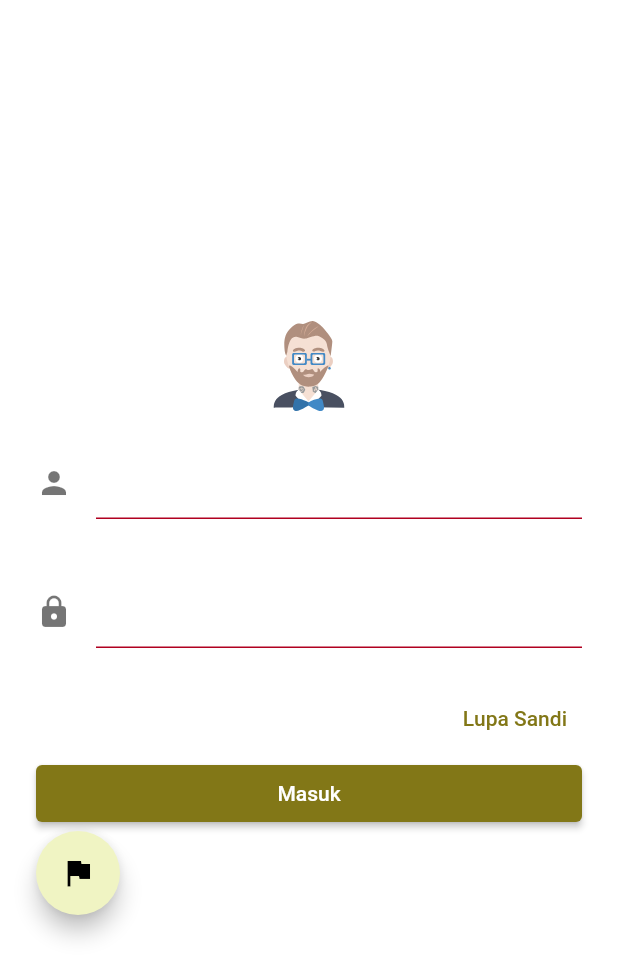
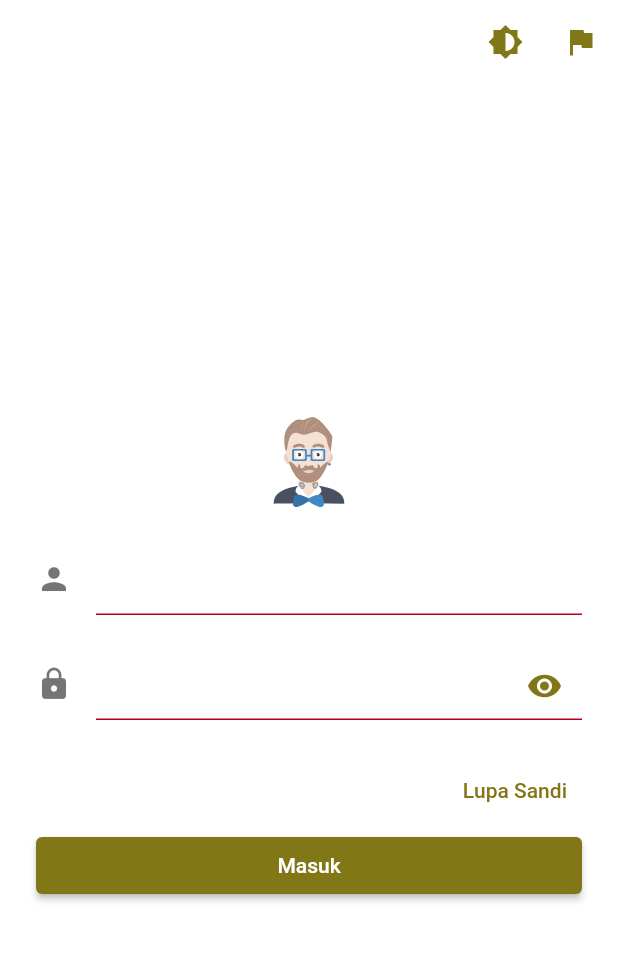
Before and after one commit to bhangun/kutilang-example, a Flutter app: the screen it shows after launch, on a phone screen of 412 x 824 dp. Shown: the top 978 px of the screen. Run offline on Flutter 3.47's test engine with Material 2 defaults, Android fonts, the phone set to English and light mode, and no system bars; our stand-ins replace another_flushbar, bloc, connectivity, dio, equatable, flutter_bloc and 5 more; missing offline and left inert: biometric_storage, f_logs, xxtea; accounts and stored records are empty.

Commit message:
auth & textfield

```diff
--- a/lib/pages/login.dart
+++ b/lib/pages/login.dart
@@ -1,7 +1,9 @@
+import 'package:f_logs/f_logs.dart';
 import 'package:flutter/material.dart';
 import 'package:flutter_bloc/flutter_bloc.dart';
 import 'package:flutter_svg/svg.dart';
 import 'package:kutilang_example/bloc/app_bloc/app.dart';
+import 'package:kutilang_example/bloc/auth_bloc/auth.dart';
 
 import 'package:kutilang_example/bloc/auth_bloc/auth_bloc.dart';
 import 'package:kutilang_example/bloc/auth_bloc/auth_event.dart';
@@ -11,10 +13,10 @@ import 'package:kutilang_example/generated/i18n.dart';
 import 'package:kutilang_example/generated/localization.dart';
 import 'package:kutilang_example/layout/mobile.dart';
 import 'package:kutilang_example/bloc/theme_cubit.dart';
+import 'package:kutilang_example/services/apps_routes.dart';
+import 'package:kutilang_example/services/navigation.dart';
 
 import '../utils/config.dart';
-import '../widgets/empty_app_bar_widget.dart';
-
 import '../widgets/textfield_widget.dart';
 
 class LoginScreen extends StatefulWidget {
@@ -32,6 +34,10 @@ class _Loginpagestate extends State<LoginScreen> {
 
   //form key
   final _formKey = GlobalKey<FormState>();
+
+  bool _isEyeOpen = true;
+
+  bool _isObscure = true;
 
   @override
   void initState() {
@@ -59,17 +65,38 @@ class _Loginpagestate extends State<LoginScreen> {
 
   @override
   Widget build(BuildContext context) {
-    return Scaffold(
-        primary: true,
-        appBar: EmptyAppBar(),
-        body: BlocBuilder<AppBloc, AppState>(
-          builder: (_, state) {
-            return _buildBody(context);
-          },
-        ));
+    return BlocListener<AuthBloc, AuthState>(
+        listener: (context, state) {
+          FLog.info(text: state.toString());
+          if (state.isAuthenticated) {
+            NavigationServices.navigateTo(AppsRoutes.home);
+          } else if (state.failure)
+            _showModal('failure');
+          else
+            _showModal('wrong');
+        },
+        child: Scaffold(
+            primary: true,
+            appBar: AppBar(
+                backgroundColor: Theme.of(context).scaffoldBackgroundColor,
+                elevation: 0,
+                actions: [
+                  IconButton(
+                    color: Theme.of(context).buttonColor,
+                    icon: Icon(Icons.brightness_6),
+                    onPressed: () => context.read<ThemeCubit>().toggleTheme(),
+                  ),
+                  IconButton(
+                    color: Theme.of(context).buttonColor,
+                    icon: Icon(Icons.flag),
+                    onPressed: () =>
+                        context.read<LocaleCubit>().switchLocale('EN'),
+                  ),
+                ]),
+            body: _body(context)));
   }
 
-  Material _buildBody(BuildContext context) {
+  Material _body(BuildContext context) {
     return Material(
         key: _formKey,
         child: MobileLayout(
@@ -84,20 +111,10 @@ class _Loginpagestate extends State<LoginScreen> {
                 height: 60,
               ),
               SizedBox(height: 24.0),
-              _buildUserIdField(),
-              _buildPasswordField(),
-              _buildForgotPasswordButton(),
-              _buildSignInButton(),
-              Row(children: [
-               /*  FloatingActionButton(
-                  child: const Icon(Icons.brightness_6),
-                  onPressed: () => context.read<ThemeCubit>().toggleTheme(),
-                ), */
-                FloatingActionButton(
-                    child: const Icon(Icons.flag), onPressed: () => showModal()
-                    //context.read<LocaleCubit>().switchLocale('EN'),
-                    ),
-              ]),
+              _userIdField(),
+              _passwordField(),
+              _forgotPasswordButton(),
+              _signInButton(),
             ],
           ),
           leftChild: SizedBox.expand(
@@ -110,7 +127,7 @@ class _Loginpagestate extends State<LoginScreen> {
         ));
   }
 
-  Widget _buildUserIdField() => TextFieldWidget(
+  Widget _userIdField() => TextFieldWidget(
         // hint: S.of(context)!.email,
         inputType: TextInputType.emailAddress,
         icon: Icons.person,
@@ -123,29 +140,39 @@ class _Loginpagestate extends State<LoginScreen> {
         errorText: context.read<AuthBloc>().userMessage,
       );
 
-  Widget _buildPasswordField() => TextFieldWidget(
+  Widget _passwordField() => TextFieldWidget(
         //hint: S.of(context)!.password,
-        isObscure: true,
+        isObscure: _isObscure,
         padding: EdgeInsets.only(top: 16.0),
         icon: Icons.lock,
         iconColor: Colors.black54,
         textController: _passwordController,
         focusNode: _passwordFocusNode,
         errorText: context.read<AuthBloc>().passwordMessage,
+        onEyePressed: () => _onEyePressed(),
+        isEyeOpen: _isEyeOpen,
+        showEye: true,
       );
 
-  Widget _buildForgotPasswordButton() => Align(
+  Widget _forgotPasswordButton() => Align(
       alignment: FractionalOffset.centerRight,
       child: TextButton(
           key: Key('user_forgot_password'),
           child: Text(AppLocalizations.of(context)!.forgotPassword!),
           onPressed: () => context.read<AuthBloc>().forgotPassword()));
 
-  Widget _buildSignInButton() => ElevatedButton(
+  Widget _signInButton() => ElevatedButton(
         key: Key('user_sign_button'),
         onPressed: () => context.read<AuthBloc>().add(LoginButtonPressed()),
         child: Text(AppLocalizations.of(context)!.sign_in!),
       );
+
+  _onEyePressed() {
+    setState(() {
+      _isEyeOpen = _isEyeOpen ? false : true;
+      _isObscure = _isEyeOpen ? true : false;
+    });
+  }
 
   showModal() {
     showModalBottomSheet<void>(
@@ -167,4 +194,25 @@ class _Loginpagestate extends State<LoginScreen> {
           );
         });
   }
+
+  _showModal(text) {
+    return ScaffoldMessenger.of(context).showSnackBar(SnackBar(
+      action: SnackBarAction(
+        label: 'Action',
+        onPressed: () {
+          // Code to execute.
+        },
+      ),
+      content: Text(text),
+      duration: Duration(milliseconds: 1500),
+      width: 280.0, // Width of the SnackBar.
+      padding: EdgeInsets.symmetric(
+        horizontal: 8.0, // Inner padding for SnackBar content.
+      ),
+      behavior: SnackBarBehavior.floating,
+      shape: RoundedRectangleBorder(
+        borderRadius: BorderRadius.circular(10.0),
+      ),
+    ));
+  }
 }
--- a/lib/services/network/rest_services.dart
+++ b/lib/services/network/rest_services.dart
@@ -1,4 +1,5 @@
 import 'package:dio/dio.dart';
+import 'package:f_logs/f_logs.dart';
 // import 'package:f_logs/f_logs.dart';
 import 'package:kutilang_example/services/local/local_storage.dart';
 import 'package:kutilang_example/utils/config.dart';
@@ -55,7 +56,7 @@ class RestServices {
   static Future<dynamic> post(String uri, dynamic data) async {
     // try {
     final Response response = await _dio.post(uri, data: data);
-    //  FLog.info(text: uri + response.data);
+     FLog.info(text: uri + response.data);
     return response.data;
     /*  } catch (e) {
       FLog.error(text: e.toString());
--- a/lib/widgets/textfield_widget.dart
+++ b/lib/widgets/textfield_widget.dart
@@ -1,4 +1,5 @@
 import 'package:flutter/material.dart';
+import 'package:flutter/services.dart';
 
 class TextFieldWidget extends StatelessWidget {
   final IconData? icon;
@@ -15,6 +16,9 @@ class TextFieldWidget extends StatelessWidget {
   final ValueChanged? onFieldSubmitted;
   final bool autoFocus;
   final TextInputAction? inputAction;
+  final VoidCallback? onEyePressed;
+  final bool? isEyeOpen;
+  final bool showEye;
 
   const TextFieldWidget({
     // Key key,
@@ -32,13 +36,16 @@ class TextFieldWidget extends StatelessWidget {
     this.onFieldSubmitted,
     this.autoFocus = false,
     this.inputAction,
-  }) ;
+    this.onEyePressed,
+    this.isEyeOpen,
+    this.showEye = false,
+  });
 
   @override
   Widget build(BuildContext context) {
-    return Padding(
-      padding: padding,
-      child: TextFormField(
+    return Stack(alignment: Alignment.topRight, children: [
+      TextFormField(
+        maxLengthEnforcement: MaxLengthEnforcement.enforced,
         controller: textController,
         focusNode: focusNode,
         onFieldSubmitted: onFieldSubmitted,
@@ -47,15 +54,23 @@ class TextFieldWidget extends StatelessWidget {
         obscureText: this.isObscure,
         maxLength: 25,
         keyboardType: this.inputType,
-        style: Theme.of(context).textTheme.body1,
+        style: Theme.of(context).textTheme.bodyText1,
         decoration: InputDecoration(
             hintText: this.hint,
-           // hintStyle:
-               // Theme.of(context).textTheme.body1.copyWith(color: hintColor),
+            hintStyle: Theme.of(context)
+                .textTheme
+                .bodyText1!
+                .copyWith(color: hintColor),
             errorText: errorText,
             counterText: '',
             icon: this.isIcon ? Icon(this.icon, color: iconColor) : null),
       ),
-    );
+      showEye
+          ? IconButton(
+            color: Theme.of(context).buttonColor,
+              onPressed: onEyePressed,
+              icon: Icon(isEyeOpen! ? Icons.visibility : Icons.visibility_off))
+          : Container()
+    ]);
   }
 }
```
Also changed, not shown: lib/bloc/auth_bloc/auth_bloc.dart (+5 -5 lines), lib/services/auth_jwt_services.dart (+4 -4 lines).
